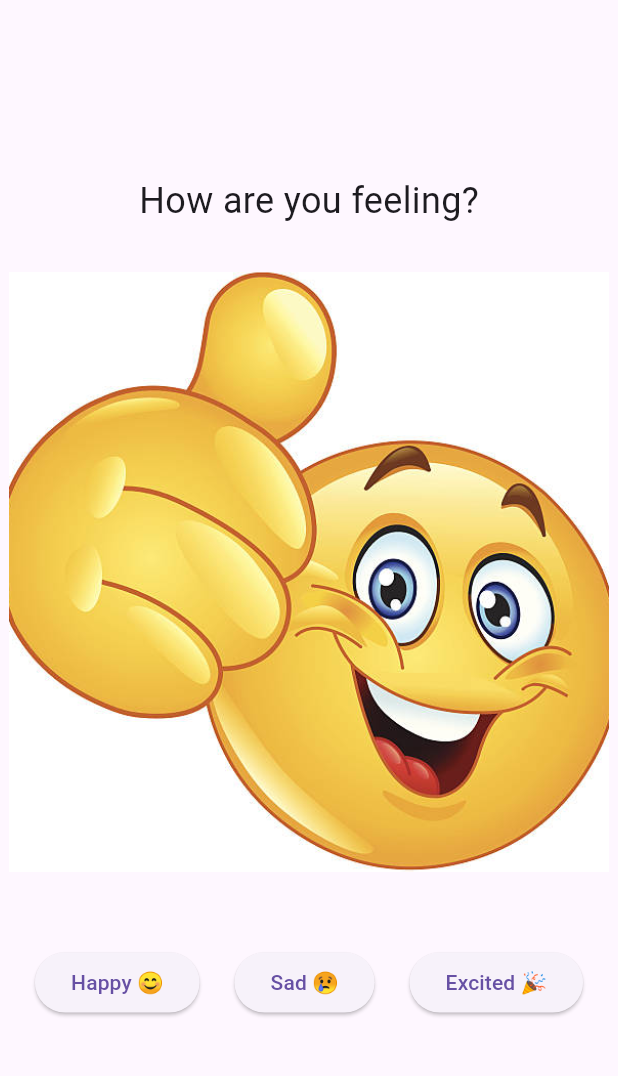
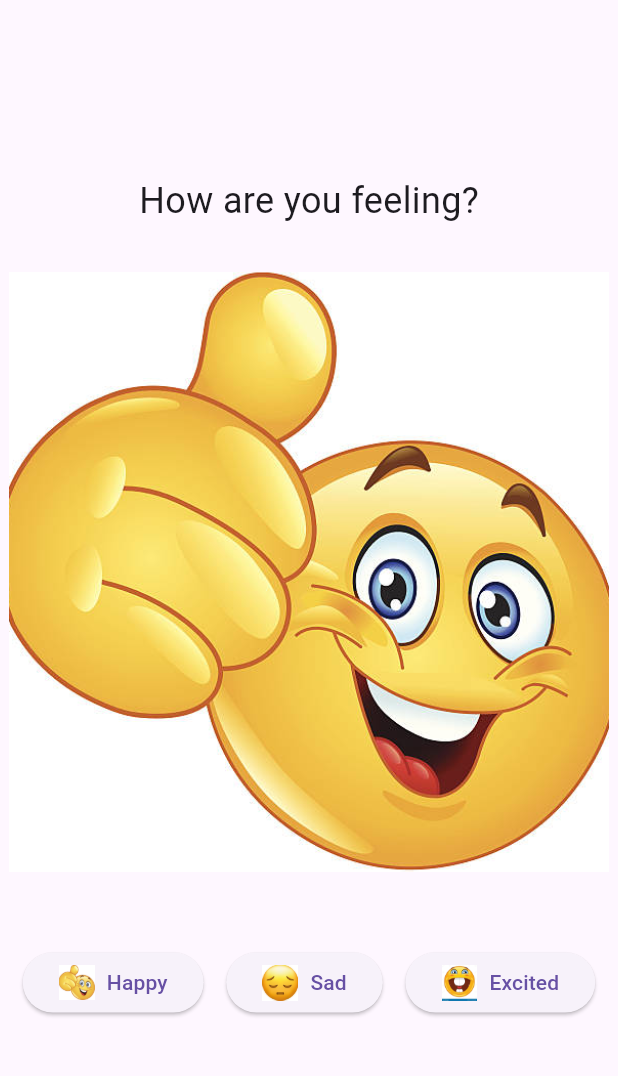
Before and after one commit to TobeyG2003/act7, a Flutter app: the screen it shows after launch, on a phone screen of 412 x 824 dp, the part 63-1139 px from its top. Run offline on Flutter 3.47's test engine with Material 3 defaults, Android fonts, the phone set to English and light mode, and no system bars.

```diff
--- a/lib/main.dart
+++ b/lib/main.dart
@@ -93,19 +93,52 @@ class MoodButtons extends StatelessWidget {
           onPressed: () {
             Provider.of<MoodModel>(context, listen: false).setHappy();
           },
-          child: Text('Happy 😊'),
+          child: Row(
+              mainAxisSize: MainAxisSize.min,
+              children: [
+                Image.asset(
+                  'assets/happy.jpg',
+                  width: 24,
+                  height: 24,
+                ),
+                SizedBox(width: 8),
+                Text('Happy'),
+              ],
+            ),
         ),
         ElevatedButton(
           onPressed: () {
             Provider.of<MoodModel>(context, listen: false).setSad();
           },
-          child: Text('Sad 😢'),
+          child: Row(
+              mainAxisSize: MainAxisSize.min,
+              children: [
+                Image.asset(
+                  'assets/sad.jpg',
+                  width: 24,
+                  height: 24,
+                ),
+                SizedBox(width: 8),
+                Text('Sad'),
+              ],
+            ),
         ),
         ElevatedButton(
           onPressed: () {
             Provider.of<MoodModel>(context, listen: false).setExcited();
           },
-          child: Text('Excited 🎉'),
+          child: Row(
+              mainAxisSize: MainAxisSize.min,
+              children: [
+                Image.asset(
+                  'assets/excited.jpg',
+                  width: 24,
+                  height: 24,
+                ),
+                SizedBox(width: 8),
+                Text('Excited'),
+              ],
+            ),
         ),
       ],
     );
```
